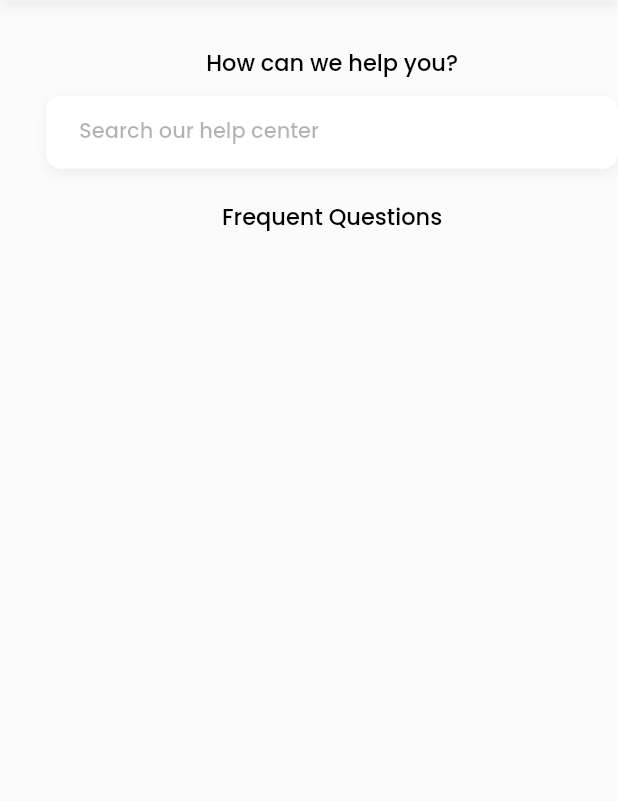
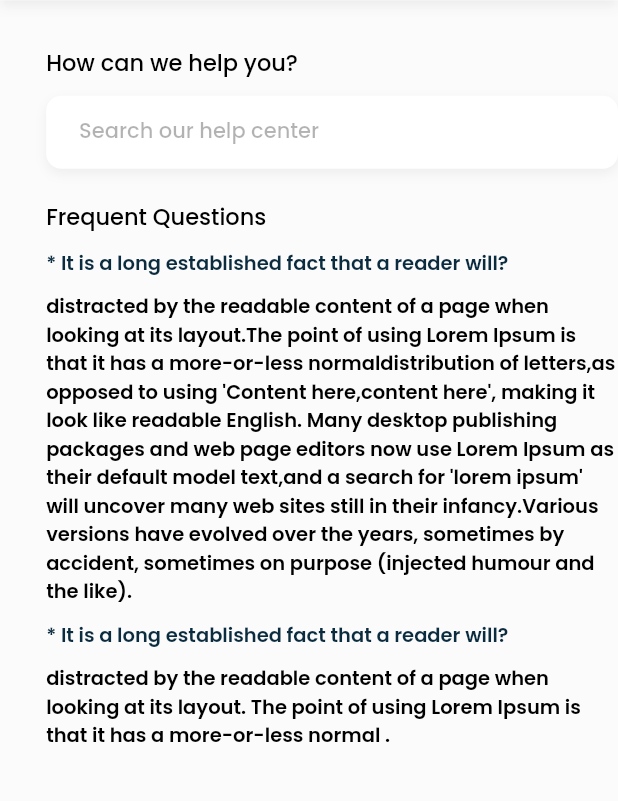
Before and after one commit to yasmeenaothman/orderd_app, a Flutter app: the HelpScreen screen opened by its route, on a phone screen of 412 x 824 dp, the part 88-889 px from its top. Run offline on Flutter 3.47's test engine with Material 2 defaults, Android fonts, the phone set to English and light mode, and no system bars; our stand-ins replace flutter_screenutil, flutter_svg, get, google_nav_bar, timelines; network calls fail.

```diff
--- a/lib/helpers/assets_helper.dart
+++ b/lib/helpers/assets_helper.dart
@@ -27,6 +27,7 @@ class AssetsHelper{
   static const leftArrowIcon = 'left_arrow_icon.svg';
   static const timelineIcon = 'timeline_icon.svg';
   static const trackingImg = 'tracking_img.png';
+  static const eyeIcon = 'eye_icon.svg';
   static const defaultProfileImg = 'https://th.bing.com/th/id/R.e17153e79fbc08e552f369a11b41ec18?rik=b4gzYwwaZ5RTww&pid=ImgRaw&r=0';
   /*static const deliveryIcon= 'delivery_icon.svg';
   static const homeIcon = 'home_icon.svg';
--- a/lib/helpers/color_helper.dart
+++ b/lib/helpers/color_helper.dart
@@ -12,5 +12,6 @@ class ColorHelper{
   static const grey_78AEAEAE = Color(0x78AEAEAE);
   static const green = Color(0xFF04B722);
   static const gray_26544F4F = Color(0x26544F4F);
+  static const blue_0B2C3F = Color(0xFF0B2C3F);
 
 }
--- a/lib/model/question.dart
+++ b/lib/model/question.dart
@@ -8,13 +8,13 @@ class Question {
   String? question;
   String? answer;
   Question.fromMap(Map map) {
-    answer = map[Constants.answer];
-    question = map[Constants.question];
+    answer = map[Constants.answerKey];
+    question = map[Constants.questionKey];
   }
   toMap() {
     return {
-      Constants.answer: answer,
-      Constants.question: question,
+      Constants.answerKey: answer,
+      Constants.questionKey: question,
     };
   }
 }
--- a/lib/modules/auth/widgets/auth_screen.dart
+++ b/lib/modules/auth/widgets/auth_screen.dart
@@ -104,7 +104,7 @@ class AuthScreen extends StatelessWidget {
           child: CustomTextField(
             hintText: Constants.password,
             onChanged: (s) {},
-            suffixIcon: StaticMethods.svgPicture('eye_icon.svg'),
+            suffixIcon: StaticMethods.svgPicture(AssetsHelper.eyeIcon),
           ),
         ),
         SizedBox(
--- a/lib/modules/basic/menu/help/help_screen.dart
+++ b/lib/modules/basic/menu/help/help_screen.dart
@@ -5,6 +5,7 @@ import 'package:orderd_app/modules/basic/menu/help/question_widget.dart';
 
 import '../../../../app/app_text_styles.dart';
 import '../../../../helpers/color_helper.dart';
+import '../../../../model/question.dart';
 import '../../../../utils/constants.dart';
 import '../../../../widgets/custom_app_bar.dart';
 
@@ -24,6 +25,7 @@ class HelpScreen extends StatelessWidget {
         child: Padding(
           padding: EdgeInsetsDirectional.only(start: 28.w, top: 30.h),
           child: Column(
+            crossAxisAlignment: CrossAxisAlignment.start,
             children: [
               Text(Constants.howHelp, style: AppTextStyle.buildPoppinsMediumTextStyle(size: 15),),
               SizedBox(height: 10.h),
@@ -32,11 +34,25 @@ class HelpScreen extends StatelessWidget {
                 onChanged: (text){},
               ),
               SizedBox(height: 20.h),
-              Text(Constants.frequentQuestions, style: AppTextStyle.buildPoppinsMediumTextStyle(size: 15),),
+              Text(
+                Constants.frequentQuestions,
+                style: AppTextStyle.buildPoppinsMediumTextStyle(size: 15),
+              ),
               SizedBox(
                 height: 10.h,
               ),
-              //QuestionWidget(),
+              Expanded(
+                child: ListView(
+                  physics: const BouncingScrollPhysics(),
+                  shrinkWrap: true,
+                  children: [
+                    ...Constants.questions.map((e) => QuestionWidget(question: Question.fromMap(e),)).toList(),
+                    SizedBox(
+                      height: 50.h,
+                    ),
+                  ],
+                ),
+              ),
             ],
           ),
         ),
--- a/lib/modules/basic/menu/help/question_widget.dart
+++ b/lib/modules/basic/menu/help/question_widget.dart
@@ -1,8 +1,8 @@
 import 'package:flutter/material.dart';
+import 'package:orderd_app/helpers/color_helper.dart';
+
 import '../../../../app/app_text_styles.dart';
-
 import '../../../../model/question.dart';
-import '../../../../utils/constants.dart';
 
 class QuestionWidget extends StatelessWidget {
   const QuestionWidget({
@@ -16,11 +16,26 @@ class QuestionWidget extends StatelessWidget {
     return Column(
       crossAxisAlignment: CrossAxisAlignment.start,
       children: [
-        Text(question.question!, style: AppTextStyle.buildPoppinsSemiBoldTextStyle(color: Colors.black,size: 13),),
+        Text(
+          '* ${question.question!}',
+          style: AppTextStyle.buildPoppinsSemiBoldTextStyle(
+            color: ColorHelper.blue_0B2C3F,
+            size: 13,
+          ),
+        ),
         const SizedBox(
           height: 10,
         ),
-        Text(question.answer!, style: AppTextStyle.buildPoppinsSemiBoldTextStyle(color: Colors.black,size: 13),),
+        Text(
+          question.answer!,
+          style: AppTextStyle.buildPoppinsSemiBoldTextStyle(
+            color: Colors.black,
+            size: 13,
+          ),
+        ),
+        const SizedBox(
+          height: 10,
+        ),
       ],
     );
   }
--- a/lib/utils/constants.dart
+++ b/lib/utils/constants.dart
@@ -93,6 +93,8 @@ class Constants{
   static const completeOrder = 'Complete Order';
   static const orderDetails = 'Order Details:';
   static const labelKey = 'label';
+  static const questionKey = 'question';
+  static const answerKey = 'answer';
   static const iconKey = 'icon';
   static const funKey = 'onChange';
   static const yourProd = 'Your Product:';
@@ -130,15 +132,18 @@ class Constants{
   static const cardHolderName = 'Card Holder Name:';
   static const cardNumber = 'Card Number:';
   static const expiryDate = 'Expiry Date:';
-  static const answer = 'answer';
-  static const question = 'question';
   static const cVV = 'CVV/CVC';
   static const notifications = 'Notifications';
   static const trackingOrder = 'Tracking order';
   static const howHelp = 'How can we help you?';
   static const searchOnCenter = 'Search our help center';
   static const frequentQuestions = 'Frequent Questions';
+  static const questionOne = 'It is a long established fact that a reader will? ';
+  static const questionTwo = 'It is a long established fact that a reader will? ';
+  static const answerOne = '''distracted by the readable content of a page when looking at its layout.The point of using Lorem Ipsum is that it has a more-or-less normaldistribution of letters,as opposed to using 'Content here,content here', making it look like readable English. Many desktop publishing packages and web page editors now use Lorem Ipsum as their default model text,and a search for 'lorem ipsum' will uncover many web sites still in their infancy.Various versions have evolved over the years, sometimes by accident, sometimes on purpose (injected humour and the like).''';
+  static const answerTwo = 'distracted by the readable content of a page when looking at its layout. The point of using Lorem Ipsum is that it has a more-or-less normal .';
   static const aboutDescription = ''' Excepteur sint occaecat cupidatat non proident, sunt in culpa qui officia deserunt mollit anim id est eopksio laborum. Sed ut perspiciatis unde omnis istpoe natus error sit voluptatem accusantium doloremque eopsloi laudantium, totam rem aperiam.Excepteur sint occaecat cupidatat non proident, sunt in culpa qui officia deserunt mollit anim id est eopksio laborum. Sed ut perspiciatis unde omnis istpoe natus error sit voluptatem accusantium doloremque eopsloi laudantium, totam rem aperiam.Excepteur sint occaecat cupidatat non proident.''';
+
   // Lists
   static const List imagesPath = ['insta_icon.svg','google_img.svg','facebook_icon.svg'];
   static List<Map<String, dynamic>> tabs = [
@@ -177,5 +182,9 @@ class Constants{
     { labelKey: expiryDate, funKey: (text) {},},
     { labelKey: cVV, funKey: (text) {},},
   ];
+  static List<Map<String, dynamic>> questions = [
+    { questionKey: questionOne, answerKey: answerOne},
+    { questionKey: questionTwo, answerKey: answerTwo},
+  ];
   static List orderStatus = [all,ongoing,delivered,unDelivered];
 }
--- a/lib/widgets/custom_drawer.dart
+++ b/lib/widgets/custom_drawer.dart
@@ -42,7 +42,7 @@ class CustomDrawer extends StatelessWidget {
   Widget _buildListTile(Map e){
     return ListTile(
       contentPadding: EdgeInsetsDirectional.only(start: 15.w),
-      leading: StaticMethods.svgPicture(e[Constants.iconKey]),
+      leading: StaticMethods.svgPicture(e[Constants.iconKey],),
       title: Align(
         alignment: Alignment(-1.2.w, 0),
         child: Text(
```
